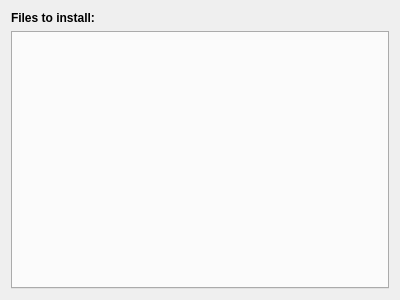
The window that src/plugins/qt4projectmanager/qt-maemo/maemodeploystepwidget.ui (qt-creator/qt-creator) describes before a commit, drawn with Qt 5.
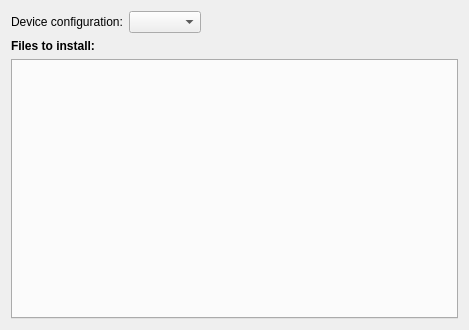
The same window after the commit.

Commit message:
Maemo: Make device configuration settable from deploy widget.
This is necessary in case there is no run configuration (e.g. for
library projects).

Diff of the .ui file:
```diff
--- a/src/plugins/qt4projectmanager/qt-maemo/maemodeploystepwidget.ui
+++ b/src/plugins/qt4projectmanager/qt-maemo/maemodeploystepwidget.ui
@@ -6,8 +6,8 @@
    <rect>
     <x>0</x>
     <y>0</y>
-    <width>400</width>
-    <height>300</height>
+    <width>469</width>
+    <height>330</height>
    </rect>
   </property>
   <property name="windowTitle">
@@ -15,7 +15,34 @@
   </property>
   <layout class="QVBoxLayout" name="verticalLayout">
    <item>
-    <widget class="QLabel" name="label">
+    <layout class="QHBoxLayout" name="horizontalLayout">
+     <item>
+      <widget class="QLabel" name="deviceConfigLabel">
+       <property name="text">
+        <string>Device configuration:</string>
+       </property>
+      </widget>
+     </item>
+     <item>
+      <widget class="QComboBox" name="deviceConfigComboBox"/>
+     </item>
+     <item>
+      <spacer name="horizontalSpacer">
+       <property name="orientation">
+        <enum>Qt::Horizontal</enum>
+       </property>
+       <property name="sizeHint" stdset="0">
+        <size>
+         <width>40</width>
+         <height>20</height>
+        </size>
+       </property>
+      </spacer>
+     </item>
+    </layout>
+   </item>
+   <item>
+    <widget class="QLabel" name="installLabel">
      <property name="toolTip">
       <string>These show the INSTALLS settings from the project file(s).</string>
      </property>
```
The commit also changes 12 other files.
